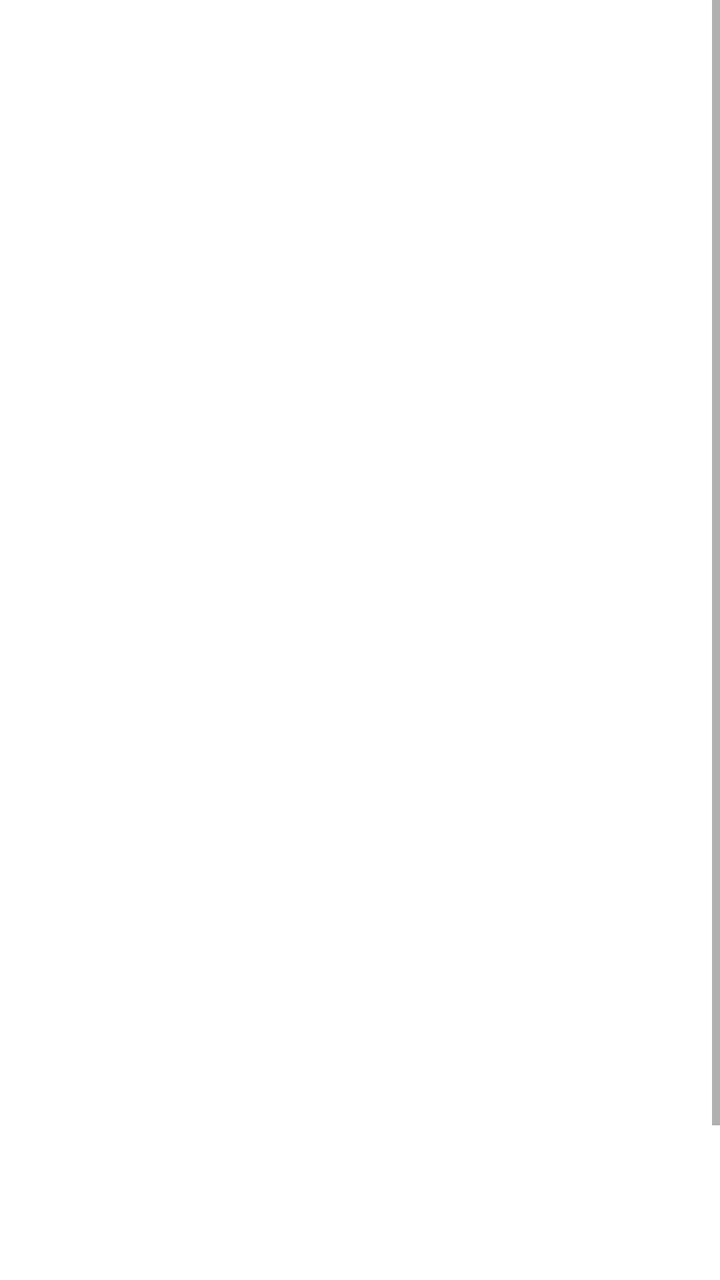
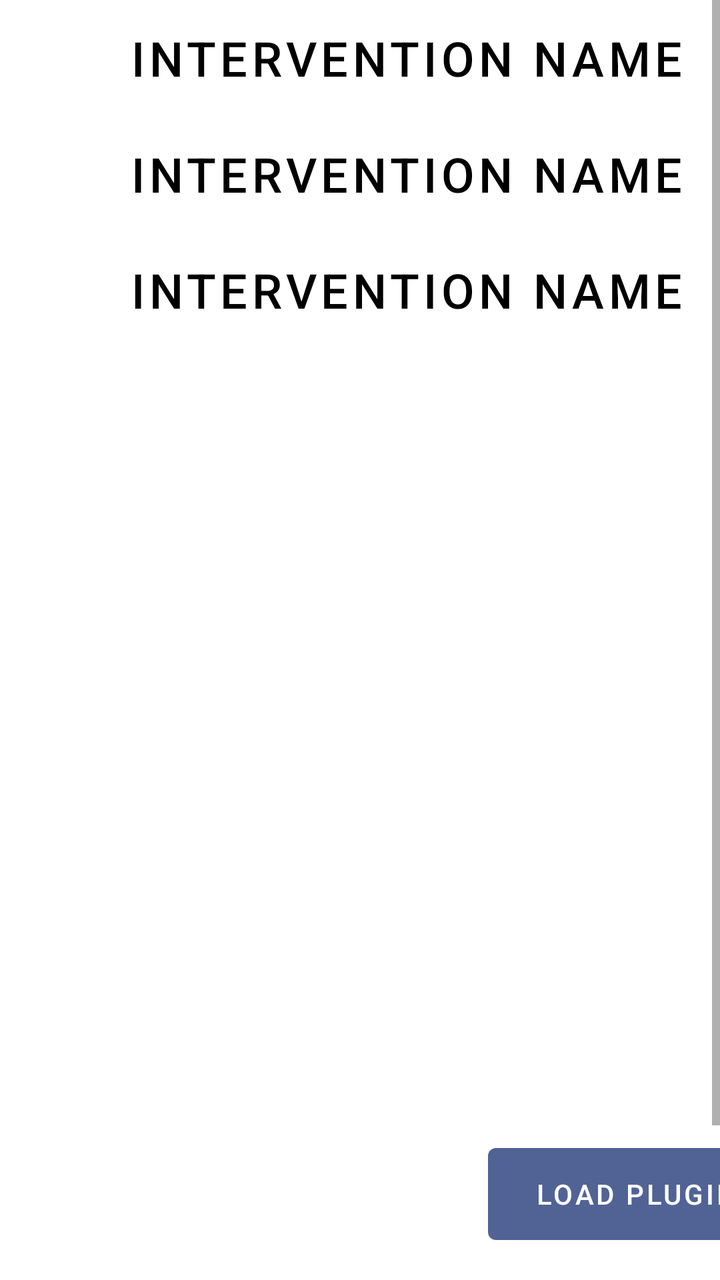

An Android layout rendered at two revisions. The XML below is the earlier revision; the diff shows what the commit changed to produce the second picture.
<!-- AndroidManifest.xml: application theme Theme.SELab23B02 -->
<!-- res/layout/fragment_interventions.xml -->
<?xml version="1.0" encoding="utf-8"?>
<LinearLayout xmlns:android="http://schemas.android.com/apk/res/android"
    xmlns:app="http://schemas.android.com/apk/res-auto"
    xmlns:tools="http://schemas.android.com/tools"
    android:layout_width="match_parent"
    android:layout_height="match_parent">

    <ScrollView
        android:layout_width="match_parent"
        android:layout_height="match_parent">

        <LinearLayout
            android:layout_width="match_parent"
            android:layout_height="wrap_content"
            android:orientation="vertical" >

            <androidx.constraintlayout.widget.ConstraintLayout
                android:id="@+id/singleInterventionConstraintLayout"
                android:layout_width="match_parent"
                android:layout_height="728dp">

                <Button
                    android:id="@+id/buttonIntervention1"
                    android:layout_width="407dp"
                    android:layout_height="58dp"
                    android:background="@android:color/transparent"
                    android:onClick="openSingleInterventionFragment"
                    android:outlineAmbientShadowColor="#000000"
                    android:outlineProvider="none"
                    android:text="Intervention Name"
                    android:textAlignment="center"
                    android:textColor="#000000"
                    android:textSize="24sp"
                    android:visibility="invisible"
                    app:layout_constraintStart_toStartOf="parent"
                    app:layout_constraintTop_toTopOf="parent"
                    tools:visibility="invisible" />

                <Button
                    android:id="@+id/buttonIntervention2"
                    android:layout_width="407dp"
                    android:layout_height="58dp"
                    android:layout_marginTop="58dp"
                    android:background="@android:color/transparent"
                    android:onClick="openSingleInterventionFragment"
                    android:outlineAmbientShadowColor="#000000"
                    android:outlineProvider="none"
                    android:text="Intervention Name"
                    android:textAlignment="center"
                    android:textColor="#000000"
                    android:textSize="24sp"
                    android:visibility="invisible"
                    app:layout_constraintStart_toStartOf="parent"
                    app:layout_constraintTop_toTopOf="parent"
                    tools:visibility="invisible" />

                <Button
                    android:id="@+id/buttonIntervention3"
                    android:layout_width="407dp"
                    android:layout_height="58dp"
                    android:layout_marginTop="116dp"
                    android:background="@android:color/transparent"
                    android:onClick="openSingleInterventionFragment"
                    android:outlineAmbientShadowColor="#000000"
                    android:outlineProvider="none"
                    android:text="Intervention Name"
                    android:textAlignment="center"
                    android:textColor="#000000"
                    android:textSize="24sp"
                    android:visibility="invisible"
                    app:layout_constraintStart_toStartOf="parent"
                    app:layout_constraintTop_toTopOf="parent"
                    tools:visibility="invisible" />

                <Button
                    android:id="@+id/buttonAddNewIntervention"
                    android:layout_width="148dp"
                    android:layout_height="58dp"
                    android:layout_marginStart="244dp"
                    android:layout_marginTop="652dp"
                    android:text="Add New Intervention"
                    app:layout_constraintStart_toStartOf="parent"
                    app:layout_constraintTop_toTopOf="parent" />

            </androidx.constraintlayout.widget.ConstraintLayout>
        </LinearLayout>
    </ScrollView>

</LinearLayout>
<!-- resources referenced by this layout -->
<resources>
  <style name="Theme.SELab23B02" parent="Theme.MaterialComponents.DayNight.DarkActionBar">
          
          <item name="colorPrimary">@color/accent_color</item>
          <item name="colorPrimaryVariant">@color/accent_color</item>
          <item name="colorOnPrimary">@color/white</item>
          
          <item name="colorSecondary">@color/teal_200</item>
          <item name="colorSecondaryVariant">@color/teal_700</item>
          <item name="colorOnSecondary">@color/black</item>
          
          <item name="android:statusBarColor">?attr/colorPrimaryVariant</item>
          
      </style>
  <color name="accent_color">#516395</color>
  <color name="white">#FFFFFFFF</color>
  <color name="teal_200">#FF03DAC5</color>
  <color name="teal_700">#FF018786</color>
  <color name="black">#FF000000</color>
</resources>

<!-- the commit's change to res/layout/fragment_interventions.xml (unified diff, before → after) -->
@@ -31,10 +31,8 @@
                     android:textAlignment="center"
                     android:textColor="#000000"
                     android:textSize="24sp"
-                    android:visibility="invisible"
                     app:layout_constraintStart_toStartOf="parent"
-                    app:layout_constraintTop_toTopOf="parent"
-                    tools:visibility="invisible" />
+                    app:layout_constraintTop_toTopOf="parent" />
 
                 <Button
                     android:id="@+id/buttonIntervention2"
@@ -49,10 +47,8 @@
                     android:textAlignment="center"
                     android:textColor="#000000"
                     android:textSize="24sp"
-                    android:visibility="invisible"
                     app:layout_constraintStart_toStartOf="parent"
-                    app:layout_constraintTop_toTopOf="parent"
-                    tools:visibility="invisible" />
+                    app:layout_constraintTop_toTopOf="parent" />
 
                 <Button
                     android:id="@+id/buttonIntervention3"
@@ -67,18 +63,16 @@
                     android:textAlignment="center"
                     android:textColor="#000000"
                     android:textSize="24sp"
-                    android:visibility="invisible"
                     app:layout_constraintStart_toStartOf="parent"
-                    app:layout_constraintTop_toTopOf="parent"
-                    tools:visibility="invisible" />
+                    app:layout_constraintTop_toTopOf="parent" />
 
                 <Button
                     android:id="@+id/buttonAddNewIntervention"
                     android:layout_width="148dp"
                     android:layout_height="58dp"
                     android:layout_marginStart="244dp"
-                    android:layout_marginTop="652dp"
-                    android:text="Add New Intervention"
+                    android:layout_marginTop="568dp"
+                    android:text="Load Plugin"
                     app:layout_constraintStart_toStartOf="parent"
                     app:layout_constraintTop_toTopOf="parent" />
 
